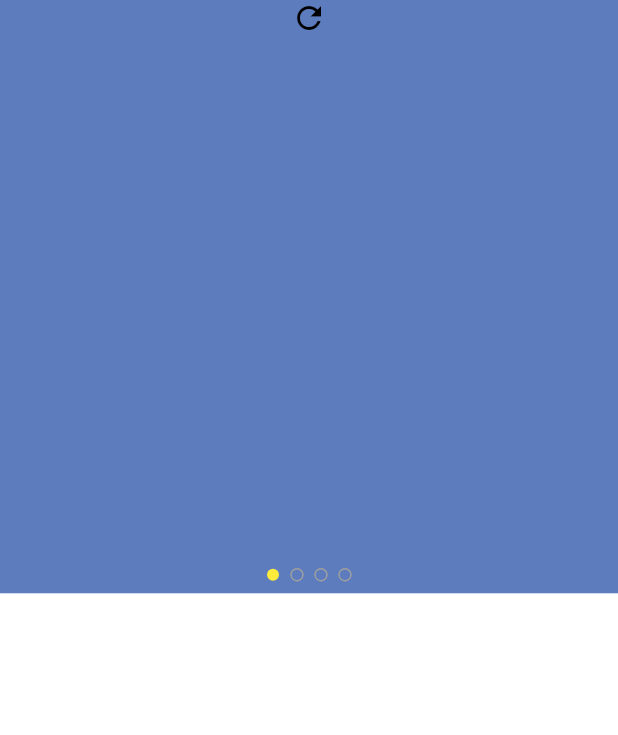
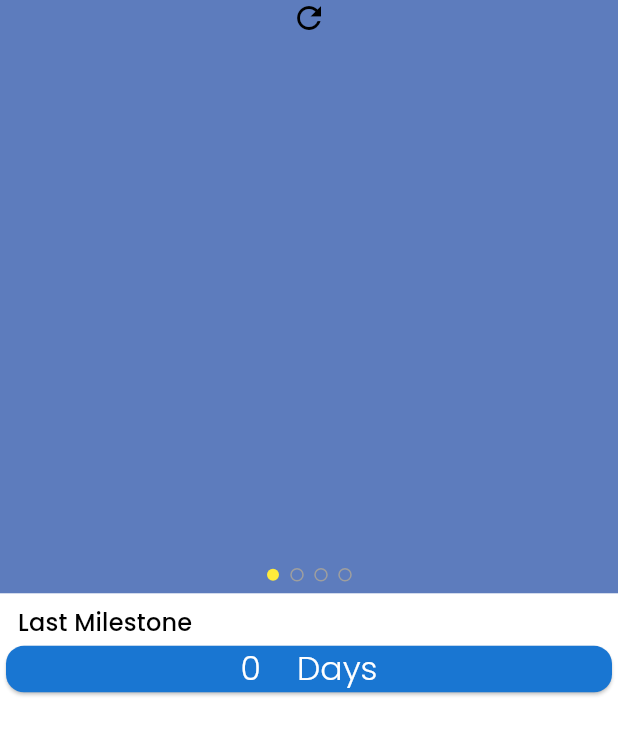
Before and after one commit to ookokk/quit_mate, a Flutter app: the HomeView screen opened directly, on a phone screen of 412 x 824 dp. Shown: the top 735 px of the screen. Run offline on Flutter 3.47's test engine with Material 3 defaults, Android fonts, the light colour scheme and no system bars; drawn by our look-alikes of smooth_page_indicator; our stand-ins replace awesome_notifications, cloud_firestore, connectivity_plus, easy_localization, firebase_core, fl_chart and 6 more; accounts and stored records are empty.

Commit message:
last milestone

```diff
--- a/lib/src/core/const/strings.dart
+++ b/lib/src/core/const/strings.dart
@@ -38,6 +38,7 @@
   static const String howManyTimesEach =
       "On days you drank, how many drinks did you have?";
   static const String next = "Next";
+  static const String lastMilestone = "Last Milestone ";
   static const String confirmYourDaily =
       "Confirm your daily pledge and review times";
   static const String pledge = "Daily Pledge";
--- a/lib/src/feature/navigation/features/home/view/home_view.dart
+++ b/lib/src/feature/navigation/features/home/view/home_view.dart
@@ -1,7 +1,10 @@
 import 'package:flutter/material.dart';
 import 'package:flutter_riverpod/flutter_riverpod.dart';
+import 'package:quit_mate/src/core/const/material/device_size.dart';
+import 'package:quit_mate/src/core/const/strings.dart';
 import 'package:quit_mate/src/core/theme/theme_provider.dart';
 import 'package:quit_mate/src/feature/navigation/features/progress/view/sober_page_view.dart';
+import 'package:quit_mate/src/feature/navigation/features/progress/viewmodel/sober_chart_viewmodel.dart';
 
 class HomeView extends ConsumerWidget {
   const HomeView({
@@ -11,6 +14,8 @@
   @override
   Widget build(BuildContext context, WidgetRef ref) {
     final currentTheme = ref.watch(themeProvider);
+    final soberProvider = ref.watch(soberChartProvider);
+    final totalDaysSober = soberProvider.calculateTotalDaysSober();
     return SafeArea(
         child: Scaffold(
       backgroundColor: currentTheme.scaffoldBackgroundColor,
@@ -18,6 +23,36 @@
         child: Column(
           children: [
             SoberPageView(),
+            const SizedBox(
+              height: 8,
+            ),
+            Padding(
+              padding: const EdgeInsets.only(left: 12),
+              child: Align(
+                alignment: AlignmentDirectional.centerStart,
+                child: Text(
+                  Strings.lastMilestone,
+                  style: currentTheme.textTheme.titleMedium
+                      ?.copyWith(fontWeight: FontWeight.w600),
+                  textAlign: TextAlign.start,
+                ),
+              ),
+            ),
+            SizedBox(
+              width: DeviceSize.kWidth(context),
+              child: Card(
+                color: currentTheme.primaryColorDark,
+                child: Column(
+                  children: [
+                    Text(
+                      "$totalDaysSober    ${Strings.days}",
+                      style: currentTheme.textTheme.titleLarge
+                          ?.copyWith(color: Colors.white),
+                    ),
+                  ],
+                ),
+              ),
+            ),
           ],
         ),
       ),
```
